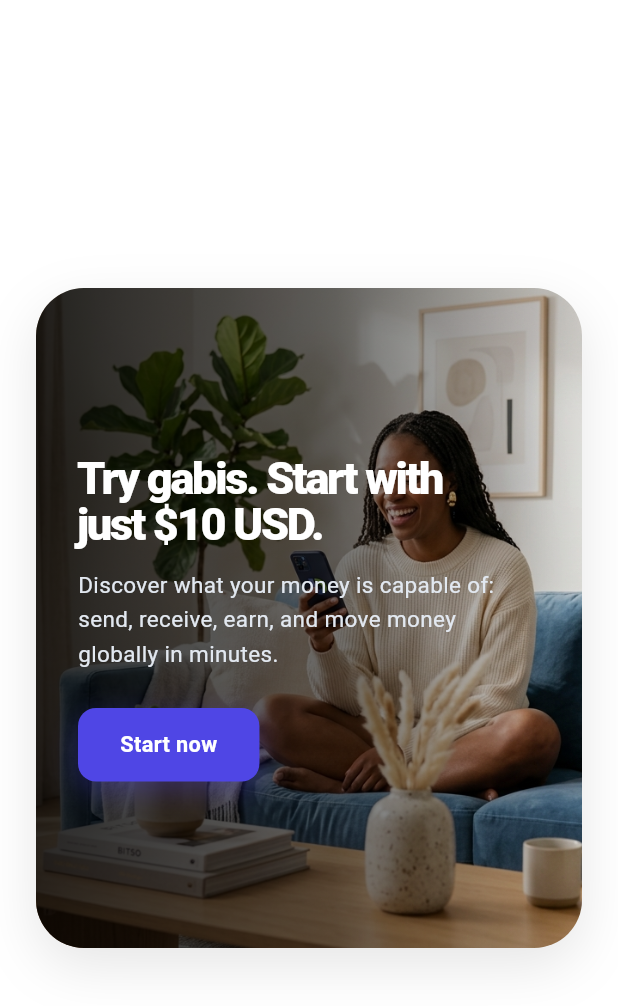
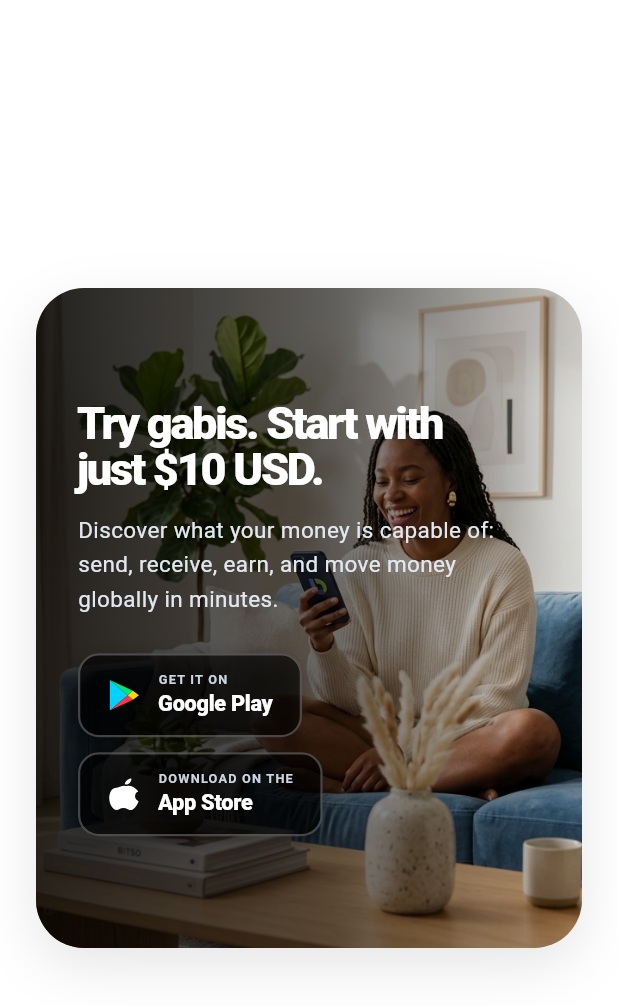
Before and after one commit to Paynautik/gabis, a Flutter app: the _DownloadCtaSection widget shown alone on an empty page, opened directly, on a phone screen of 412 x 824 dp. Shown: the top 1006 px of the screen. Run offline on Flutter 3.47's test engine with Material 3 defaults, Android fonts, the phone set to English and light mode, and no system bars; our stand-ins replace flutter_riverpod, image_picker; Roboto replaces fonts that are missing (Arial).

Commit message:
Update CTA section action buttons to official Google Play and Apple App Store download badges

```diff
--- a/lib/features/landing/landing_screen.dart
+++ b/lib/features/landing/landing_screen.dart
@@ -3098,33 +3098,23 @@
                           ),
                         ),
                         const SizedBox(height: 24),
-                        GestureDetector(
-                          onTap: () => Navigator.pushNamed(context, '/login'),
-                          child: Container(
-                            padding: const EdgeInsets.symmetric(
-                              horizontal: 28,
-                              vertical: 14,
+                        Wrap(
+                          spacing: 14,
+                          runSpacing: 10,
+                          children: [
+                            _CtaStoreBadge(
+                              icon: const _GooglePlayLogoWidget(size: 22),
+                              subtitle: 'GET IT ON',
+                              title: 'Google Play',
+                              onTap: () => Navigator.pushNamed(context, '/login'),
                             ),
-                            decoration: BoxDecoration(
-                              color: const Color(0xFF4F46E5),
-                              borderRadius: BorderRadius.circular(12),
-                              boxShadow: [
-                                BoxShadow(
-                                  color: const Color(0xFF4F46E5).withValues(alpha: 0.35),
-                                  blurRadius: 16,
-                                  offset: const Offset(0, 6),
-                                ),
-                              ],
+                            _CtaStoreBadge(
+                              icon: const _AppleLogoWidget(size: 22, color: Colors.white),
+                              subtitle: 'DOWNLOAD ON THE',
+                              title: 'App Store',
+                              onTap: () => Navigator.pushNamed(context, '/login'),
                             ),
-                            child: const Text(
-                              'Start now',
-                              style: TextStyle(
-                                color: Colors.white,
-                                fontWeight: FontWeight.w700,
-                                fontSize: 14.5,
-                              ),
-                            ),
-                          ),
+                          ],
                         ),
                       ],
                     ),
@@ -3132,6 +3122,92 @@
                 ],
               ),
             ),
+          ),
+        ),
+      ),
+    );
+  }
+}
+
+class _CtaStoreBadge extends StatefulWidget {
+  final Widget icon;
+  final String subtitle;
+  final String title;
+  final VoidCallback onTap;
+  const _CtaStoreBadge({
+    required this.icon,
+    required this.subtitle,
+    required this.title,
+    required this.onTap,
+  });
+
+  @override
+  State<_CtaStoreBadge> createState() => _CtaStoreBadgeState();
+}
+
+class _CtaStoreBadgeState extends State<_CtaStoreBadge> {
+  bool _isHovered = false;
+
+  @override
+  Widget build(BuildContext context) {
+    return MouseRegion(
+      cursor: SystemMouseCursors.click,
+      onEnter: (_) => setState(() => _isHovered = true),
+      onExit: (_) => setState(() => _isHovered = false),
+      child: GestureDetector(
+        onTap: widget.onTap,
+        child: AnimatedContainer(
+          duration: const Duration(milliseconds: 200),
+          padding: const EdgeInsets.symmetric(horizontal: 18, vertical: 10),
+          decoration: BoxDecoration(
+            color: _isHovered
+                ? Colors.black.withValues(alpha: 0.85)
+                : Colors.black.withValues(alpha: 0.65),
+            borderRadius: BorderRadius.circular(14),
+            border: Border.all(
+              color: _isHovered
+                  ? const Color(0xFF10B981)
+                  : Colors.white.withValues(alpha: 0.25),
+              width: 1.5,
+            ),
+            boxShadow: [
+              BoxShadow(
+                color: Colors.black.withValues(alpha: 0.3),
+                blurRadius: 12,
+                offset: const Offset(0, 4),
+              ),
+            ],
+          ),
+          child: Row(
+            mainAxisSize: MainAxisSize.min,
+            children: [
+              widget.icon,
+              const SizedBox(width: 12),
+              Column(
+                crossAxisAlignment: CrossAxisAlignment.start,
+                mainAxisSize: MainAxisSize.min,
+                children: [
+                  Text(
+                    widget.subtitle,
+                    style: const TextStyle(
+                      fontSize: 8.5,
+                      fontWeight: FontWeight.w600,
+                      letterSpacing: 0.8,
+                      color: Color(0xFFCBD5E1),
+                    ),
+                  ),
+                  Text(
+                    widget.title,
+                    style: const TextStyle(
+                      fontSize: 14.5,
+                      fontWeight: FontWeight.w800,
+                      letterSpacing: -0.2,
+                      color: Colors.white,
+                    ),
+                  ),
+                ],
+              ),
+            ],
           ),
         ),
       ),
```
